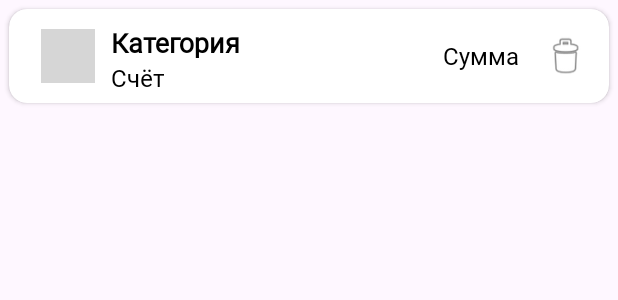
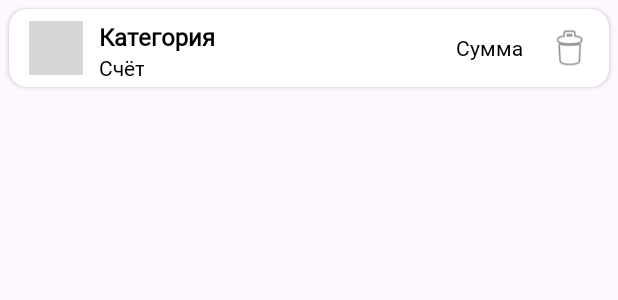
Before and after one commit to MATTOROW/LookToMoney, an Android app: the layout item_child_change.xml on its own in the app's theme, with its tools: preview values and no code run, on a phone screen of 412 x 824 dp. Shown: the top 300 px of the screen. Run offline under Robolectric (Android 15) with nearby library versions, the light colour scheme and no system bars; grey boxes are pictures that could not be loaded.

Commit message:
Исправлены некоторые баги

```diff
--- a/app/src/main/java/ru/itis/looktomoney/adapters/CategorySpinnerAdapter.kt
+++ b/app/src/main/java/ru/itis/looktomoney/adapters/CategorySpinnerAdapter.kt
@@ -24,7 +24,7 @@ class CategorySpinnerAdapter(
     }
 
     override fun getItemId(p0: Int): Long {
-        return 0
+        return p0.toLong()
     }
 
     override fun getView(p0: Int, p1: View?, p2: ViewGroup?): View {
--- a/app/src/main/java/ru/itis/looktomoney/adapters/WalletSpinnerAdapter.kt
+++ b/app/src/main/java/ru/itis/looktomoney/adapters/WalletSpinnerAdapter.kt
@@ -25,7 +25,7 @@ class WalletSpinnerAdapter(
     }
 
     override fun getItemId(p0: Int): Long {
-        return 0
+        return p0.toLong()
     }
 
     override fun getView(p0: Int, p1: View?, p2: ViewGroup?): View {
--- a/app/src/main/java/ru/itis/looktomoney/fragments/changes/AddChangeFragment.kt
+++ b/app/src/main/java/ru/itis/looktomoney/fragments/changes/AddChangeFragment.kt
@@ -179,8 +179,6 @@ class AddChangeFragment : Fragment(R.layout.fragment_add_change) {
                         date
                     )
                     Toast.makeText(this.root.context, "Успешно", Toast.LENGTH_SHORT).show()
-                    spinnerWallet.adapter =
-                        WalletSpinnerAdapter(requireContext(), db_wallet.getAll())
                 }
             }
 
--- a/app/src/main/java/ru/itis/looktomoney/holders/ChildHolder.kt
+++ b/app/src/main/java/ru/itis/looktomoney/holders/ChildHolder.kt
@@ -47,8 +47,9 @@ class ChildHolder(
                             if (adapter.list.size == 1) {
                                 parentHolder.removeDate()
                             } else {
-                                adapter.notifyItemRemoved(adapterPosition)
-                                adapter.list.removeAt(adapterPosition + 1)
+                                val ind = adapterPosition
+                                adapter.notifyItemRemoved(ind)
+                                adapter.list.removeAt(ind)
                             }
                             parentHolder.updateAllSum()
                         }
--- a/app/src/main/java/ru/itis/looktomoney/holders/ParentHolder.kt
+++ b/app/src/main/java/ru/itis/looktomoney/holders/ParentHolder.kt
@@ -32,8 +32,9 @@ class ParentHolder(
     }
 
     fun removeDate() {
-        adapter.notifyItemRemoved(adapterPosition)
-        adapter.list.removeAt(adapterPosition + 1)
+        val ind = adapterPosition
+        adapter.notifyItemRemoved(ind)
+        adapter.list.removeAt(ind)
     }
 
     fun updateAllSum() {
--- a/app/src/main/res/layout/item_child_change.xml
+++ b/app/src/main/res/layout/item_child_change.xml
@@ -11,13 +11,13 @@
         android:layout_width="match_parent"
         android:layout_height="wrap_content"
         android:orientation="horizontal"
-        android:padding="6dp">
+        android:padding="3dp">
 
         <ImageView
             android:id="@+id/iv_cat_child_icon"
             android:layout_width="36dp"
             android:layout_height="36dp"
-            android:layout_marginStart="15dp"
+            android:layout_marginStart="10dp"
             android:scaleType="centerCrop"
             app:layout_constraintBottom_toBottomOf="parent"
             app:layout_constraintStart_toStartOf="parent"
@@ -33,6 +33,7 @@
             android:layout_marginTop="4dp"
             android:gravity="center"
             android:text="TextView"
+            android:textSize="16sp"
             app:layout_constraintStart_toEndOf="@+id/iv_cat_child_icon"
             app:layout_constraintTop_toTopOf="parent"
             tools:text="Категория" />
@@ -45,6 +46,7 @@
             android:layout_marginStart="10dp"
             android:gravity="center"
             android:text="TextView"
+            android:textSize="14sp"
             app:layout_constraintBottom_toBottomOf="parent"
             app:layout_constraintStart_toEndOf="@+id/iv_cat_child_icon"
             app:layout_constraintTop_toBottomOf="@+id/tv_child_cat_name"
@@ -59,6 +61,7 @@
             android:layout_gravity="right"
             android:layout_marginEnd="16dp"
             android:text="TextView"
+            android:textSize="14sp"
             app:layout_constraintBottom_toBottomOf="parent"
             app:layout_constraintEnd_toStartOf="@+id/iv_delete_change"
             app:layout_constraintTop_toTopOf="parent"
```
